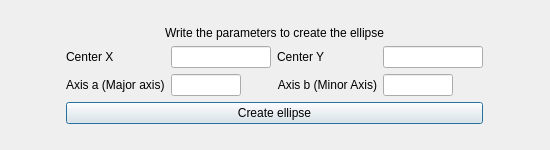
Above: astrocabtools/mrs_subviz/src/ui/ellipseCreation.ui from AlejandroGorgues/AstroCabTools before the change. Below: the same form after it.
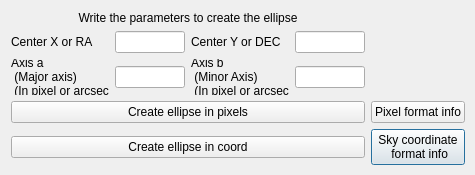
That is the form after the change.

Patch:
```diff
--- a/astrocabtools/mrs_subviz/src/ui/ellipseCreation.ui
+++ b/astrocabtools/mrs_subviz/src/ui/ellipseCreation.ui
@@ -6,14 +6,14 @@
    <rect>
     <x>0</x>
     <y>0</y>
-    <width>550</width>
-    <height>150</height>
+    <width>475</width>
+    <height>175</height>
    </rect>
   </property>
   <property name="minimumSize">
    <size>
-    <width>550</width>
-    <height>150</height>
+    <width>475</width>
+    <height>175</height>
    </size>
   </property>
   <property name="windowTitle">
@@ -22,44 +22,25 @@
   <layout class="QGridLayout" name="gridLayout_2">
    <item row="0" column="0">
     <layout class="QGridLayout" name="gridLayout">
-     <item row="5" column="1">
+     <item row="4" column="4">
+      <widget class="QPushButton" name="skyCoordInfoButton">
+       <property name="text">
+        <string>Sky coordinate
+ format info</string>
+       </property>
+      </widget>
+     </item>
+     <item row="2" column="1">
       <widget class="QLineEdit" name="aAxisLineEdit">
-       <property name="maximumSize">
+       <property name="minimumSize">
         <size>
          <width>70</width>
-         <height>16777215</height>
+         <height>0</height>
         </size>
        </property>
-      </widget>
-     </item>
-     <item row="5" column="2">
-      <widget class="QLabel" name="label_5">
-       <property name="text">
-        <string>Axis b (Minor Axis)</string>
-       </property>
-       <property name="alignment">
-        <set>Qt::AlignRight|Qt::AlignTrailing|Qt::AlignVCenter</set>
-       </property>
-      </widget>
-     </item>
-     <item row="5" column="0">
-      <widget class="QLabel" name="label_3">
-       <property name="sizePolicy">
-        <sizepolicy hsizetype="Fixed" vsizetype="Preferred">
-         <horstretch>0</horstretch>
-         <verstretch>0</verstretch>
-        </sizepolicy>
-       </property>
-       <property name="text">
-        <string>Axis a (Major axis)</string>
-       </property>
-      </widget>
-     </item>
-     <item row="5" column="3">
-      <widget class="QLineEdit" name="bAxisLineEdit">
        <property name="maximumSize">
         <size>
-         <width>70</width>
+         <width>16777215</width>
          <height>16777215</height>
         </size>
        </property>
@@ -81,40 +62,73 @@
        </property>
       </widget>
      </item>
-     <item row="6" column="0" colspan="4">
-      <widget class="QPushButton" name="createButton">
+     <item row="2" column="0">
+      <widget class="QLabel" name="label_3">
+       <property name="sizePolicy">
+        <sizepolicy hsizetype="Fixed" vsizetype="Preferred">
+         <horstretch>0</horstretch>
+         <verstretch>0</verstretch>
+        </sizepolicy>
+       </property>
        <property name="text">
-        <string>Create ellipse</string>
+        <string>Axis a
+ (Major axis)
+ (In pixel or arcsec)</string>
        </property>
       </widget>
      </item>
-     <item row="4" column="3">
+     <item row="2" column="2">
+      <widget class="QLabel" name="label_5">
+       <property name="text">
+        <string>Axis b
+ (Minor Axis)
+ (In pixel or arcsec)</string>
+       </property>
+       <property name="alignment">
+        <set>Qt::AlignLeading|Qt::AlignLeft|Qt::AlignVCenter</set>
+       </property>
+      </widget>
+     </item>
+     <item row="3" column="0" colspan="4">
+      <widget class="QPushButton" name="createButtonPixel">
+       <property name="text">
+        <string>Create ellipse in pixels</string>
+       </property>
+      </widget>
+     </item>
+     <item row="1" column="3">
       <widget class="QLineEdit" name="centerYLineEdit">
+       <property name="minimumSize">
+        <size>
+         <width>70</width>
+         <height>0</height>
+        </size>
+       </property>
        <property name="maximumSize">
         <size>
-         <width>100</width>
+         <width>16777215</width>
          <height>16777215</height>
         </size>
        </property>
       </widget>
      </item>
-     <item row="4" column="2">
-      <widget class="QLabel" name="label_7">
-       <property name="sizePolicy">
-        <sizepolicy hsizetype="Fixed" vsizetype="Preferred">
-         <horstretch>0</horstretch>
-         <verstretch>0</verstretch>
-        </sizepolicy>
+     <item row="2" column="3">
+      <widget class="QLineEdit" name="bAxisLineEdit">
+       <property name="minimumSize">
+        <size>
+         <width>70</width>
+         <height>0</height>
+        </size>
        </property>
-       <property name="text">
-        <string>Center Y</string>
+       <property name="maximumSize">
+        <size>
+         <width>16777215</width>
+         <height>16777215</height>
+        </size>
        </property>
-       <property name="alignment">
-        <set>Qt::AlignLeading|Qt::AlignLeft|Qt::AlignVCenter</set>
-       </property>
       </widget>
      </item>
-     <item row="4" column="0">
+     <item row="1" column="0">
       <widget class="QLabel" name="label_6">
        <property name="sizePolicy">
         <sizepolicy hsizetype="Fixed" vsizetype="Preferred">
@@ -123,11 +137,11 @@
         </sizepolicy>
        </property>
        <property name="text">
-        <string>Center X</string>
+        <string>Center X or RA</string>
        </property>
       </widget>
      </item>
-     <item row="4" column="1">
+     <item row="1" column="1">
       <widget class="QLineEdit" name="centerXLineEdit">
        <property name="sizePolicy">
         <sizepolicy hsizetype="Expanding" vsizetype="Fixed">
@@ -137,18 +151,48 @@
        </property>
        <property name="minimumSize">
         <size>
-         <width>100</width>
+         <width>70</width>
          <height>0</height>
         </size>
        </property>
        <property name="maximumSize">
         <size>
-         <width>100</width>
+         <width>16777215</width>
          <height>16777215</height>
         </size>
        </property>
       </widget>
      </item>
+     <item row="1" column="2">
+      <widget class="QLabel" name="label_7">
+       <property name="sizePolicy">
+        <sizepolicy hsizetype="Fixed" vsizetype="Preferred">
+         <horstretch>0</horstretch>
+         <verstretch>0</verstretch>
+        </sizepolicy>
+       </property>
+       <property name="text">
+        <string>Center Y or DEC</string>
+       </property>
+       <property name="alignment">
+        <set>Qt::AlignLeading|Qt::AlignLeft|Qt::AlignVCenter</set>
+       </property>
+      </widget>
+     </item>
+     <item row="4" column="0" colspan="4">
+      <widget class="QPushButton" name="createButtonCoord">
+       <property name="text">
+        <string>Create ellipse in coord</string>
+       </property>
+      </widget>
+     </item>
+     <item row="3" column="4">
+      <widget class="QPushButton" name="pixelInfoButton">
+       <property name="text">
+        <string>Pixel format info</string>
+       </property>
+      </widget>
+     </item>
     </layout>
    </item>
   </layout>
```
